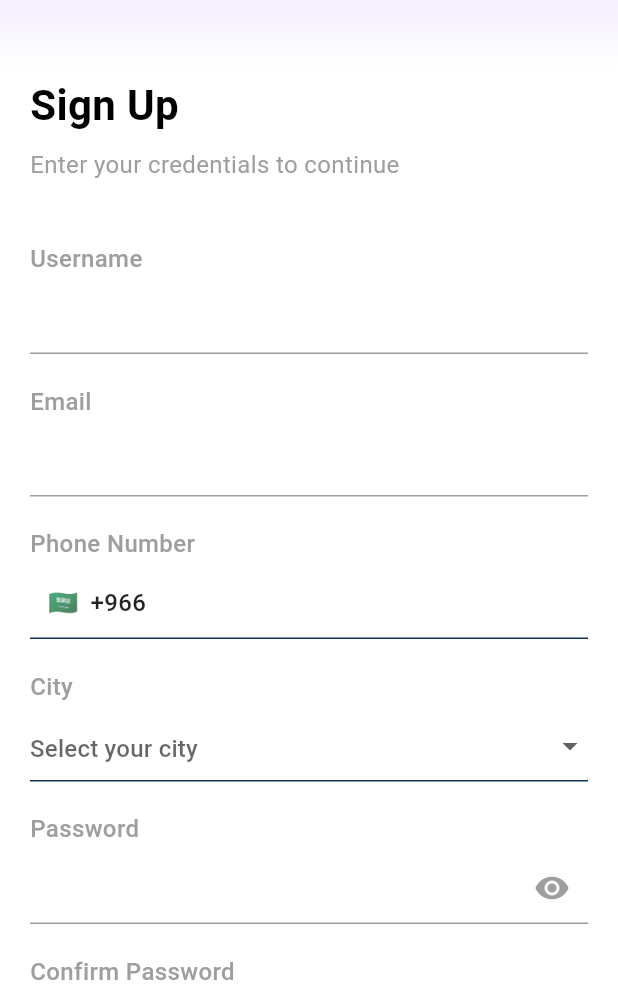
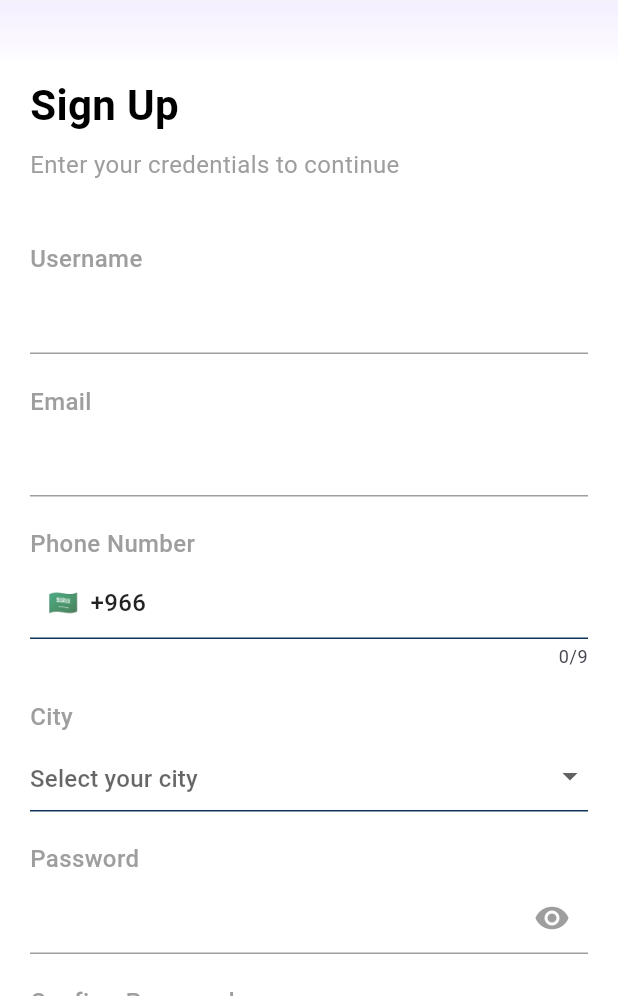
Before and after one commit to ahmed-joma/skip_line, a Flutter app: the SignUpView screen opened directly, on a phone screen of 412 x 824 dp, the part 240-1236 px from its top. Run offline on Flutter 3.47's test engine with Material 3 defaults, Android fonts, the phone set to English and light mode, and no system bars; our stand-ins replace bloc, dio, equatable, flutter_bloc, go_router, permission_handler and 1 more; missing offline and left inert: mobile_scanner; accounts and stored records are empty.

Commit message:
Enhance phone number validation in SignUpView: add length check for phone number input, update input type to number, and implement input formatting to ensure only digits are entered, improving user experience during registration.

```diff
--- a/lib/features/sign_up/presentation/views/sign_up_view.dart
+++ b/lib/features/sign_up/presentation/views/sign_up_view.dart
@@ -1,4 +1,5 @@
 import 'package:flutter/material.dart';
+import 'package:flutter/services.dart';
 import 'package:provider/provider.dart';
 import 'package:go_router/go_router.dart';
 import '../../../../../shared/constants/language_manager.dart';
@@ -28,6 +29,7 @@ class _SignUpViewState extends State<SignUpView> {
   bool _usernameError = false;
   bool _emailError = false;
   bool _phoneError = false;
+  bool _phoneLengthError = false;
   bool _cityError = false;
   bool _passwordError = false;
   bool _confirmPasswordError = false;
@@ -125,6 +127,7 @@ class _SignUpViewState extends State<SignUpView> {
       _usernameError = _usernameController.text.trim().isEmpty;
       _emailError = _emailController.text.trim().isEmpty;
       _phoneError = _phoneController.text.trim().isEmpty;
+      _phoneLengthError = _phoneController.text.trim().length != 9;
       _cityError = _selectedCity == null;
       _passwordError = _passwordController.text.trim().isEmpty;
       _confirmPasswordError = _confirmPasswordController.text.trim().isEmpty;
@@ -133,6 +136,7 @@ class _SignUpViewState extends State<SignUpView> {
     if (_usernameError ||
         _emailError ||
         _phoneError ||
+        _phoneLengthError ||
         _cityError ||
         _passwordError ||
         _confirmPasswordError) {
@@ -546,17 +550,24 @@ class _SignUpViewState extends State<SignUpView> {
                           const SizedBox(height: 4),
                           TextFormField(
                             controller: _phoneController,
-                            keyboardType: TextInputType.phone,
+                            keyboardType: TextInputType.number,
+                            maxLength: 9,
+                            inputFormatters: [
+                              FilteringTextInputFormatter.digitsOnly,
+                            ],
                             style: const TextStyle(
                               color: Colors.black87,
                               fontSize: 16,
                             ),
                             onChanged: (value) {
-                              if (_phoneError && value.trim().isNotEmpty) {
-                                setState(() {
+                              setState(() {
+                                if (_phoneError && value.trim().isNotEmpty) {
                                   _phoneError = false;
-                                });
-                              }
+                                }
+                                if (_phoneLengthError && value.length == 9) {
+                                  _phoneLengthError = false;
+                                }
+                              });
                             },
                             decoration: InputDecoration(
                               prefixIcon: Row(
@@ -581,21 +592,21 @@ class _SignUpViewState extends State<SignUpView> {
                               ),
                               border: UnderlineInputBorder(
                                 borderSide: BorderSide(
-                                  color: _phoneError
+                                  color: (_phoneError || _phoneLengthError)
                                       ? Colors.red
                                       : Color(0xFF123459),
                                 ),
                               ),
                               enabledBorder: UnderlineInputBorder(
                                 borderSide: BorderSide(
-                                  color: _phoneError
+                                  color: (_phoneError || _phoneLengthError)
                                       ? Colors.red
                                       : Color(0xFF123459),
                                 ),
                               ),
                               focusedBorder: UnderlineInputBorder(
                                 borderSide: BorderSide(
-                                  color: _phoneError
+                                  color: (_phoneError || _phoneLengthError)
                                       ? Colors.red
                                       : Color(0xFF123459),
                                 ),
```
